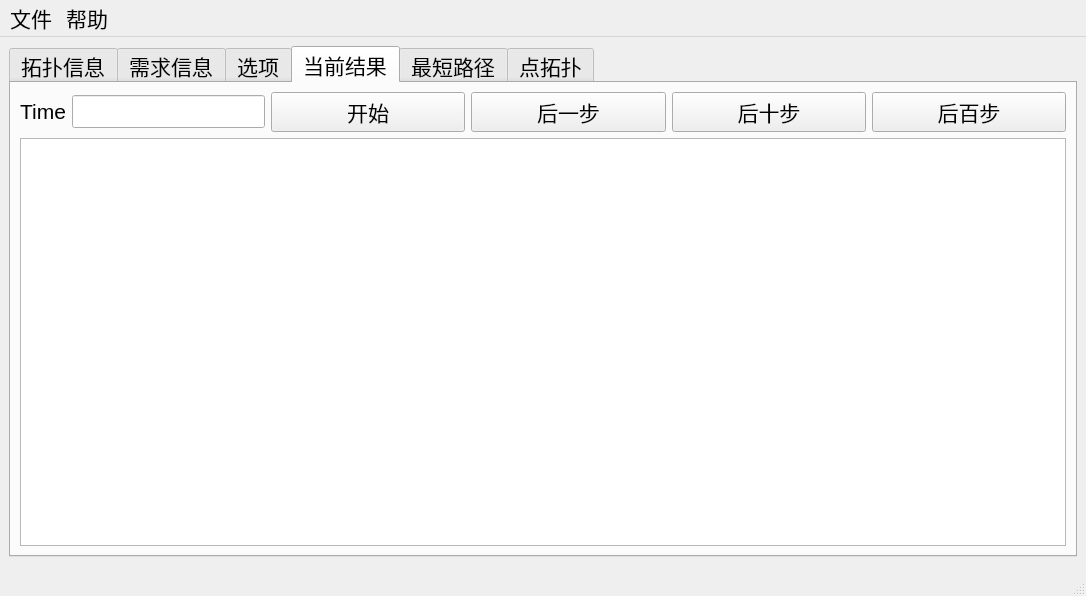
Old version of the form GUI/qkdsim.ui in the repository shenzuzhenwang/QKDSim.
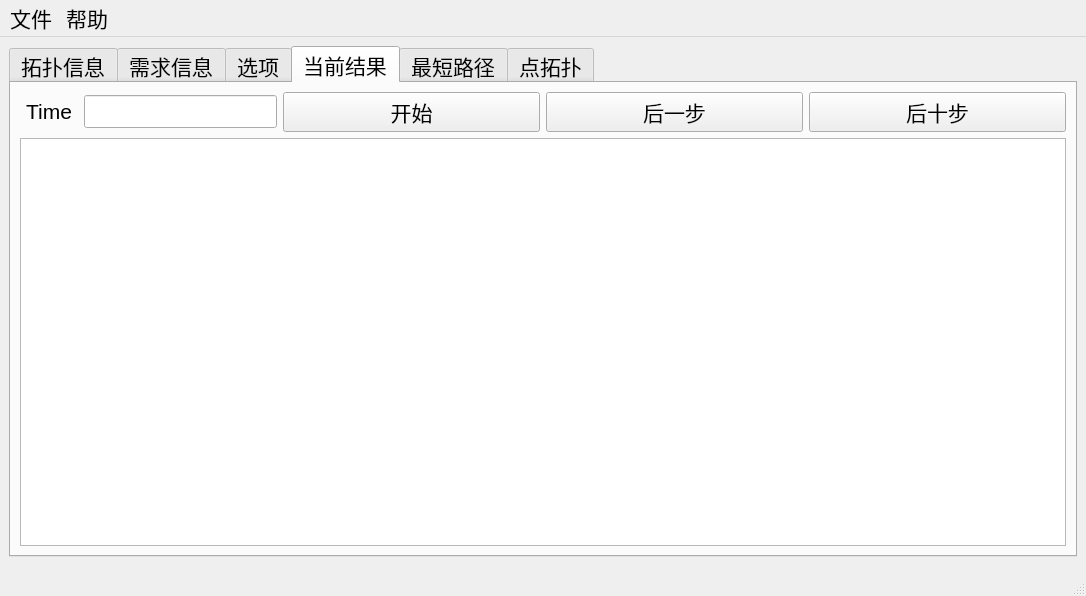
New version of the form. The open tabs and pages were chosen to show the change.

Commit message: change a little UI and add loading gif

What changed in the file:
```diff
--- a/GUI/qkdsim.ui
+++ b/GUI/qkdsim.ui
@@ -307,19 +307,6 @@
             </property>
            </widget>
           </item>
-          <item>
-           <widget class="QPushButton" name="bt_next100">
-            <property name="sizePolicy">
-             <sizepolicy hsizetype="Expanding" vsizetype="Fixed">
-              <horstretch>0</horstretch>
-              <verstretch>0</verstretch>
-             </sizepolicy>
-            </property>
-            <property name="text">
-             <string>后百步</string>
-            </property>
-           </widget>
-          </item>
          </layout>
         </item>
         <item row="1" column="0">
```
Left out of the diff: 7 changed lines with no effect on the pictures. The commit also changes 5 other files.
